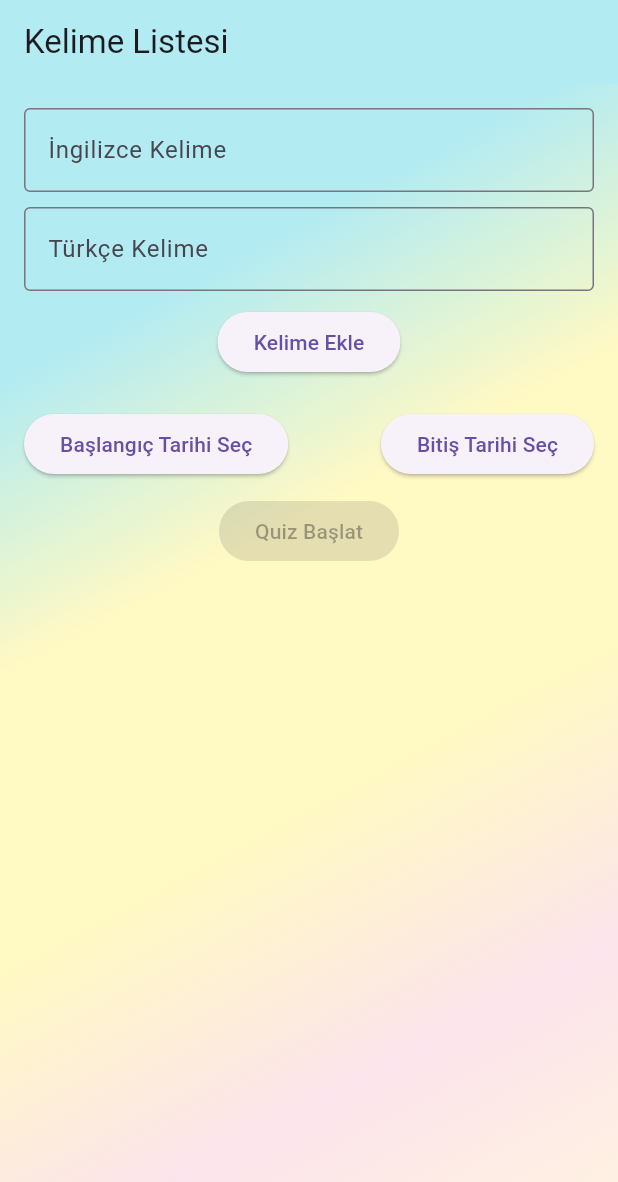
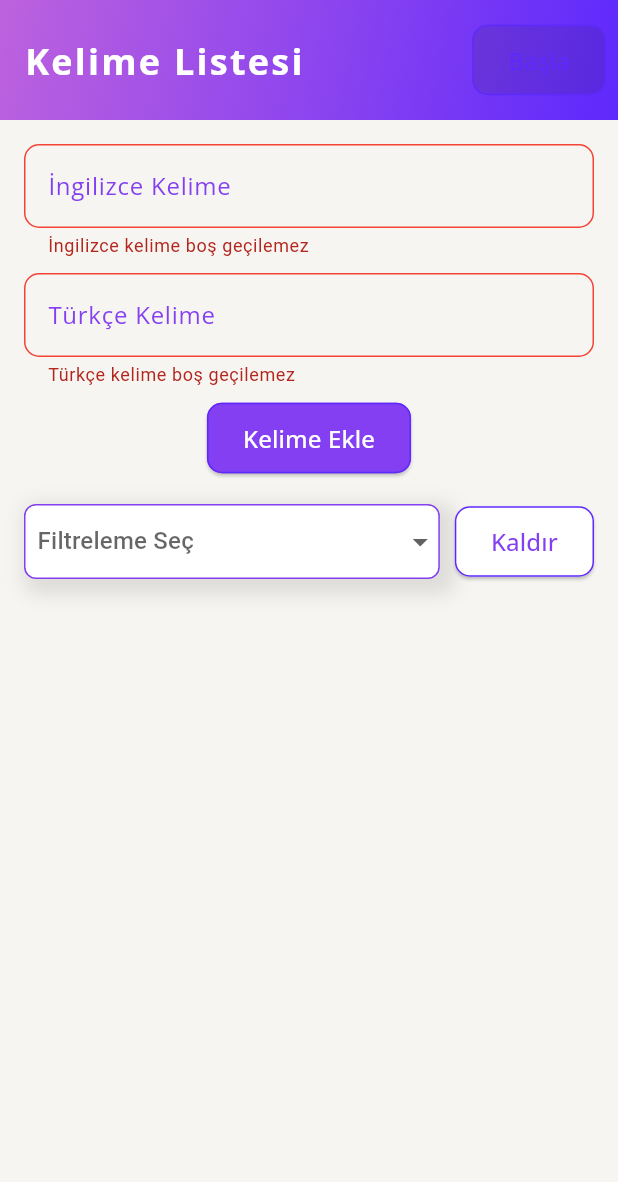
Before and after one commit to dumansl/english_study_app, a Flutter app: the screen it shows after launch, after a tap on "Kelime Ekle", on a phone screen of 412 x 824 dp. Shown: the top 1182 px of the screen. Run offline on Flutter 3.47's test engine with Material 3 defaults, Android fonts, the phone set to English and light mode, and no system bars; our stand-ins replace google_fonts, hive, hive_flutter; accounts and stored records are empty.

Commit message:
Updated word_list_screen

```diff
--- a/lib/main.dart
+++ b/lib/main.dart
@@ -1,6 +1,7 @@
 import 'package:english_study_app/model/word_model.dart';
 import 'package:english_study_app/screens/word_list_screen.dart';
 import 'package:flutter/material.dart';
+import 'package:flutter_localizations/flutter_localizations.dart';
 import 'package:hive_flutter/hive_flutter.dart';
 
 void main() async {
@@ -18,6 +19,15 @@ class EnglishStudyApp extends StatelessWidget {
     return const MaterialApp(
       debugShowCheckedModeBanner: false,
       home: WordListScreen(),
+      localizationsDelegates: [
+        GlobalMaterialLocalizations.delegate,
+        GlobalWidgetsLocalizations.delegate,
+        GlobalCupertinoLocalizations.delegate,
+      ],
+      supportedLocales: [
+        Locale('en', ''),
+        Locale('tr', ''),
+      ],
     );
   }
 }
--- a/lib/screens/word_list_screen.dart
+++ b/lib/screens/word_list_screen.dart
@@ -1,7 +1,9 @@
 import 'package:english_study_app/model/word_model.dart';
 import 'package:english_study_app/screens/quiz_screen.dart';
-import 'package:english_study_app/widgets/custom_background.dart';
+import 'package:english_study_app/widgets/custom_button.dart';
+import 'package:english_study_app/widgets/custom_text_form_field.dart';
 import 'package:flutter/material.dart';
+import 'package:google_fonts/google_fonts.dart';
 import 'package:hive_flutter/hive_flutter.dart';
 
 class WordListScreen extends StatefulWidget {
@@ -14,10 +16,10 @@ class WordListScreen extends StatefulWidget {
 class _WordListScreenState extends State<WordListScreen> {
   final TextEditingController _englishController = TextEditingController();
   final TextEditingController _turkishController = TextEditingController();
+  final _formKey = GlobalKey<FormState>(); // Form key
   Box<Word>? _wordBox;
 
-  DateTime? _startDate;
-  DateTime? _endDate;
+  String? _selectedFilter;
 
   @override
   void initState() {
@@ -26,8 +28,7 @@ class _WordListScreenState extends State<WordListScreen> {
   }
 
   void _addWord() {
-    if (_englishController.text.isNotEmpty &&
-        _turkishController.text.isNotEmpty) {
+    if (_formKey.currentState!.validate()) {
       final word = Word(
         english: _englishController.text,
         turkish: _turkishController.text,
@@ -52,99 +53,71 @@ class _WordListScreenState extends State<WordListScreen> {
     setState(() {});
   }
 
-  void _selectStartDate(BuildContext context) async {
-    final DateTime? picked = await showDatePicker(
-      context: context,
-      initialDate: DateTime.now(),
-      firstDate: DateTime(2000),
-      lastDate: DateTime.now(),
-    );
-    if (picked != null && picked != _startDate) {
-      setState(() {
-        _startDate = picked;
-      });
-    }
+  List<Word> _filterWordsByDate() {
+    DateTime now = DateTime.now();
+    DateTime? filterDate;
+
+    switch (_selectedFilter) {
+      case 'Son 1 Hafta':
+        filterDate = now.subtract(const Duration(days: 7));
+        break;
+      case 'Son 1 Ay':
+        filterDate = DateTime(now.year, now.month - 1, now.day);
+        break;
+      case 'Son 2 Ay':
+        filterDate = DateTime(now.year, now.month - 2, now.day);
+        break;
+      case 'Son 3 Ay':
+        filterDate = DateTime(now.year, now.month - 3, now.day);
+        break;
+      case 'Son 6 Ay':
+        filterDate = DateTime(now.year, now.month - 6, now.day);
+        break;
+      default:
+        filterDate = null;
     }
 
-  void _selectEndDate(BuildContext context) async {
-    final DateTime? picked = await showDatePicker(
-      context: context,
-      initialDate: DateTime.now(),
-      firstDate: DateTime(2000),
-      lastDate: DateTime.now(),
-    );
-    if (picked != null && picked != _endDate) {
-      setState(() {
-        _endDate = picked;
-      });
-    }
-  }
-
-  List<Word> _filterWordsByDate() {
-    if (_startDate == null || _endDate == null) {
+    if (filterDate != null) {
+      return _wordBox!.values.where((word) {
+        return word.date.isAfter(filterDate!);
+      }).toList();
+    } else {
       return _wordBox!.values.toList();
-    } else {
-      return _wordBox!.values.where((word) {
-        final wordDate = word.date;
-        return wordDate.isAfter(_startDate!) && wordDate.isBefore(_endDate!);
-      }).toList();
     }
   }
 
   @override
   Widget build(BuildContext context) {
     final filteredWords = _filterWordsByDate();
-
+    debugPrint(DateTime.now().toString());
     return Scaffold(
+      backgroundColor: const Color.fromARGB(255, 246, 245, 241),
       appBar: AppBar(
-        title: const Text('Kelime Listesi'),
-        backgroundColor: const Color(0xFFB2EBF2),
-      ),
-      body: CustomBackground(
-        child: Padding(
-          padding: const EdgeInsets.all(16.0),
-          child: Column(
-            children: [
-              TextField(
-                controller: _englishController,
-                decoration: const InputDecoration(
-                  labelText: 'İngilizce Kelime',
-                  border: OutlineInputBorder(),
+        flexibleSpace: Container(
+          decoration: const BoxDecoration(
+            gradient: LinearGradient(
+              colors: [Color(0xffBD62DE), Color(0xff5E29FD)],
+              begin: Alignment.topLeft,
+              end: Alignment.bottomRight,
             ),
           ),
-              const SizedBox(height: 10),
-              TextField(
-                controller: _turkishController,
-                decoration: const InputDecoration(
-                  labelText: 'Türkçe Kelime',
-                  border: OutlineInputBorder(),
+        ),
+        toolbarHeight: 80,
+        title: Text(
+          'Kelime Listesi',
+          style: GoogleFonts.openSans(
+            textStyle: const TextStyle(
+              fontSize: 24,
+              fontWeight: FontWeight.bold,
+              color: Colors.white,
+              letterSpacing: 1.5,
             ),
           ),
-              const SizedBox(height: 10),
-              ElevatedButton(
-                onPressed: _addWord,
-                child: const Text('Kelime Ekle'),
         ),
-              const SizedBox(height: 20),
-              Row(
-                mainAxisAlignment: MainAxisAlignment.spaceBetween,
-                children: [
-                  ElevatedButton(
-                    onPressed: () => _selectStartDate(context),
-                    child: Text(_startDate == null
-                        ? 'Başlangıç Tarihi Seç'
-                        : 'Başlangıç: ${_startDate!.toLocal()}'),
-                  ),
-                  ElevatedButton(
-                    onPressed: () => _selectEndDate(context),
-                    child: Text(_endDate == null
-                        ? 'Bitiş Tarihi Seç'
-                        : 'Bitiş: ${_endDate!.toLocal()}'),
-                  ),
-                ],
-              ),
-              const SizedBox(height: 10),
-              ElevatedButton(
+        actions: [
+          Padding(
+            padding: const EdgeInsets.only(right: 8),
+            child: CustomButton(
               onPressed: filteredWords.isNotEmpty
                   ? () {
                       Navigator.push(
@@ -156,7 +129,101 @@ class _WordListScreenState extends State<WordListScreen> {
                       );
                     }
                   : null,
-                child: const Text('Quiz Başlat'),
+              backgroundColor: Colors.white,
+              buttonTitle: "Başla",
+              textColor: const Color(0xff5E29FD),
+            ),
+          ),
+        ],
+      ),
+      body: Padding(
+        padding: const EdgeInsets.all(16.0),
+        child: Form(
+          key: _formKey,
+          child: Column(
+            children: [
+              CustomTextFormField(
+                controller: _englishController,
+                labelText: 'İngilizce Kelime',
+                validationMessage: 'İngilizce kelime boş geçilemez',
+              ),
+              const SizedBox(height: 10),
+              CustomTextFormField(
+                controller: _turkishController,
+                labelText: 'Türkçe Kelime',
+                validationMessage: 'Türkçe kelime boş geçilemez',
+              ),
+              const SizedBox(height: 10),
+              CustomButton(
+                onPressed: _addWord,
+                backgroundColor: const Color(0xff833FF1),
+                buttonTitle: "Kelime Ekle",
+                textColor: Colors.white,
+              ),
+              const SizedBox(height: 20),
+              Row(
+                mainAxisAlignment: MainAxisAlignment.spaceBetween,
+                children: [
+                  Expanded(
+                    child: Container(
+                      decoration: BoxDecoration(
+                        border: Border.all(
+                          color: const Color(0xff833FF1),
+                        ),
+                        color: Colors.white,
+                        borderRadius: BorderRadius.circular(8),
+                        boxShadow: [
+                          BoxShadow(
+                            color: Colors.black.withOpacity(0.1),
+                            blurRadius: 10,
+                            spreadRadius: 5,
+                            offset: const Offset(5, 5),
+                          ),
+                        ],
+                      ),
+                      child: DropdownButtonHideUnderline(
+                        child: DropdownButton<String>(
+                          value: _selectedFilter,
+                          hint: const Padding(
+                            padding: EdgeInsets.all(8.0),
+                            child: Text('Filtreleme Seç'),
+                          ),
+                          onChanged: (String? newValue) {
+                            setState(() {
+                              _selectedFilter = newValue!;
+                            });
+                          },
+                          items: <String>[
+                            'Son 1 Hafta',
+                            'Son 1 Ay',
+                            'Son 2 Ay',
+                            'Son 3 Ay',
+                            'Son 6 Ay'
+                          ].map<DropdownMenuItem<String>>((String value) {
+                            return DropdownMenuItem<String>(
+                              value: value,
+                              child: Padding(
+                                padding: const EdgeInsets.all(8.0),
+                                child: Text(value),
+                              ),
+                            );
+                          }).toList(),
+                        ),
+                      ),
+                    ),
+                  ),
+                  const SizedBox(width: 10),
+                  CustomButton(
+                    onPressed: () {
+                      setState(() {
+                        _selectedFilter = null;
+                      });
+                    },
+                    backgroundColor: Colors.white,
+                    buttonTitle: "Kaldır",
+                    textColor: const Color(0xff833FF1),
+                  ),
+                ],
               ),
               const SizedBox(height: 20),
               Expanded(
@@ -164,20 +231,32 @@ class _WordListScreenState extends State<WordListScreen> {
                   itemCount: filteredWords.length,
                   itemBuilder: (context, index) {
                     final word = filteredWords[index];
-                    return ListTile(
-                      title: Text('${word.english} - ${word.turkish}'),
+                    return Container(
+                      decoration: BoxDecoration(
+                        color: Colors.white,
+                        borderRadius: BorderRadius.circular(10),
+                      ),
+                      margin: const EdgeInsets.symmetric(vertical: 4),
+                      child: ListTile(
+                        title: Text(
+                          '${word.english} - ${word.turkish}',
+                          style: const TextStyle(color: Color(0xff833FF1)),
+                        ),
                         trailing: Row(
                           mainAxisSize: MainAxisSize.min,
                           children: [
                             IconButton(
-                            icon: const Icon(Icons.edit),
+                              icon: const Icon(Icons.edit,
+                                  color: Color(0xff833FF1)),
                               onPressed: () => _editWord(index),
                             ),
                             IconButton(
-                            icon: const Icon(Icons.delete),
+                              icon: const Icon(Icons.delete,
+                                  color: Color(0xff833FF1)),
                               onPressed: () => _deleteWord(index),
                             ),
                           ],
+                        ),
                       ),
                     );
                   },
--- /dev/null
+++ b/lib/widgets/custom_button.dart
@@ -0,0 +1,41 @@
+import 'package:flutter/material.dart';
+import 'package:google_fonts/google_fonts.dart';
+
+class CustomButton extends StatelessWidget {
+  final VoidCallback? onPressed;
+  final Color backgroundColor;
+  final String buttonTitle;
+  final Color textColor;
+  const CustomButton({
+    super.key,
+    required this.onPressed,
+    required this.backgroundColor,
+    required this.buttonTitle,
+    required this.textColor,
+  });
+
+  @override
+  Widget build(BuildContext context) {
+    return ElevatedButton(
+      style: ElevatedButton.styleFrom(
+        backgroundColor: backgroundColor,
+        shape: RoundedRectangleBorder(
+          borderRadius: BorderRadius.circular(10),
+        ),
+        side: const BorderSide(
+          color: Color(0xff5E29FD),
+        ),
+        padding: const EdgeInsets.symmetric(horizontal: 24, vertical: 12),
+      ),
+      onPressed: onPressed,
+      child: Text(
+        buttonTitle,
+        style: GoogleFonts.openSans(
+          textStyle: TextStyle(color: textColor),
+          fontSize: 16,
+          fontWeight: FontWeight.w500,
+        ),
+      ),
+    );
+  }
+}
--- /dev/null
+++ b/lib/widgets/custom_text_form_field.dart
@@ -0,0 +1,70 @@
+import 'package:flutter/material.dart';
+import 'package:google_fonts/google_fonts.dart';
+
+class CustomTextFormField extends StatelessWidget {
+  final TextEditingController controller;
+  final String labelText;
+  final String validationMessage;
+
+  const CustomTextFormField({
+    super.key,
+    required this.controller,
+    required this.labelText,
+    required this.validationMessage,
+  });
+
+  @override
+  Widget build(BuildContext context) {
+    return TextFormField(
+      controller: controller,
+      decoration: InputDecoration(
+        labelText: labelText,
+        labelStyle: GoogleFonts.openSans(
+          textStyle: const TextStyle(
+            color: Color(0xff833FF1),
+          ),
+        ),
+        hintStyle: GoogleFonts.openSans(
+          textStyle: const TextStyle(
+            color: Color(0xff833FF1),
+          ),
+        ),
+        enabledBorder: OutlineInputBorder(
+          borderRadius: BorderRadius.circular(10),
+          borderSide: const BorderSide(
+            color: Color(0xff833FF1),
+          ),
+        ),
+        focusedBorder: OutlineInputBorder(
+          borderRadius: BorderRadius.circular(10),
+          borderSide: const BorderSide(
+            color: Color(0xff833FF1),
+          ),
+        ),
+        errorBorder: OutlineInputBorder(
+          borderRadius: BorderRadius.circular(10),
+          borderSide: const BorderSide(
+            color: Colors.red,
+          ),
+        ),
+        focusedErrorBorder: OutlineInputBorder(
+          borderRadius: BorderRadius.circular(10),
+          borderSide: const BorderSide(
+            color: Colors.red,
+          ),
+        ),
+      ),
+      style: GoogleFonts.openSans(
+        textStyle: const TextStyle(
+          color: Color(0xff833FF1),
+        ),
+      ),
+      validator: (value) {
+        if (value == null || value.isEmpty) {
+          return validationMessage;
+        }
+        return null;
+      },
+    );
+  }
+}
```
Lines whose indentation alone changed are shown as unchanged.
